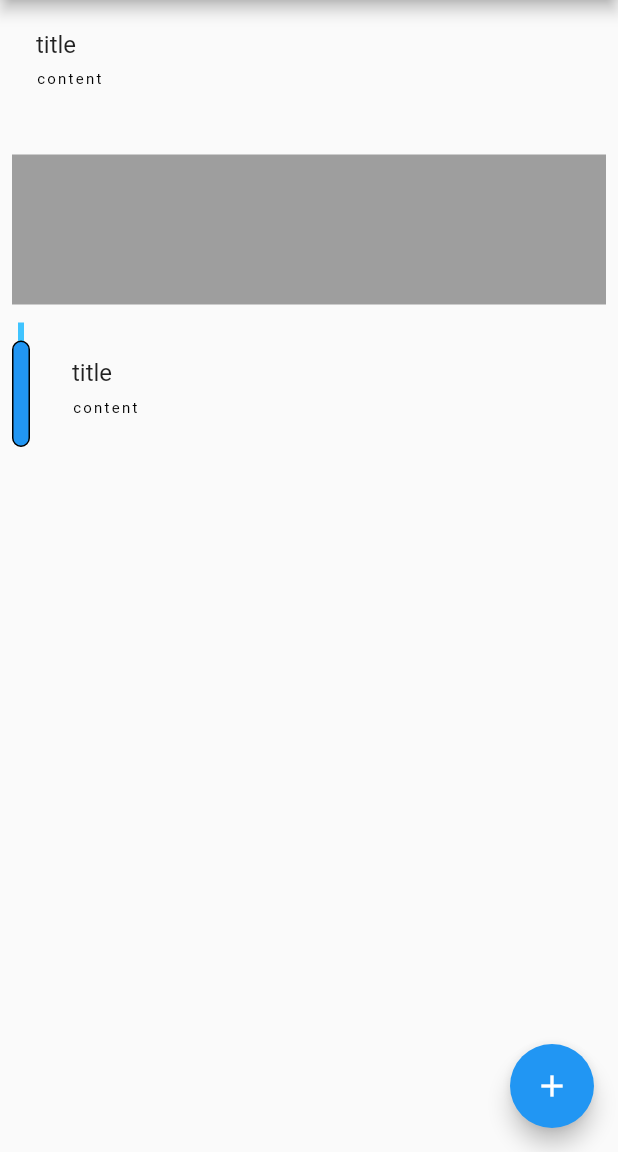
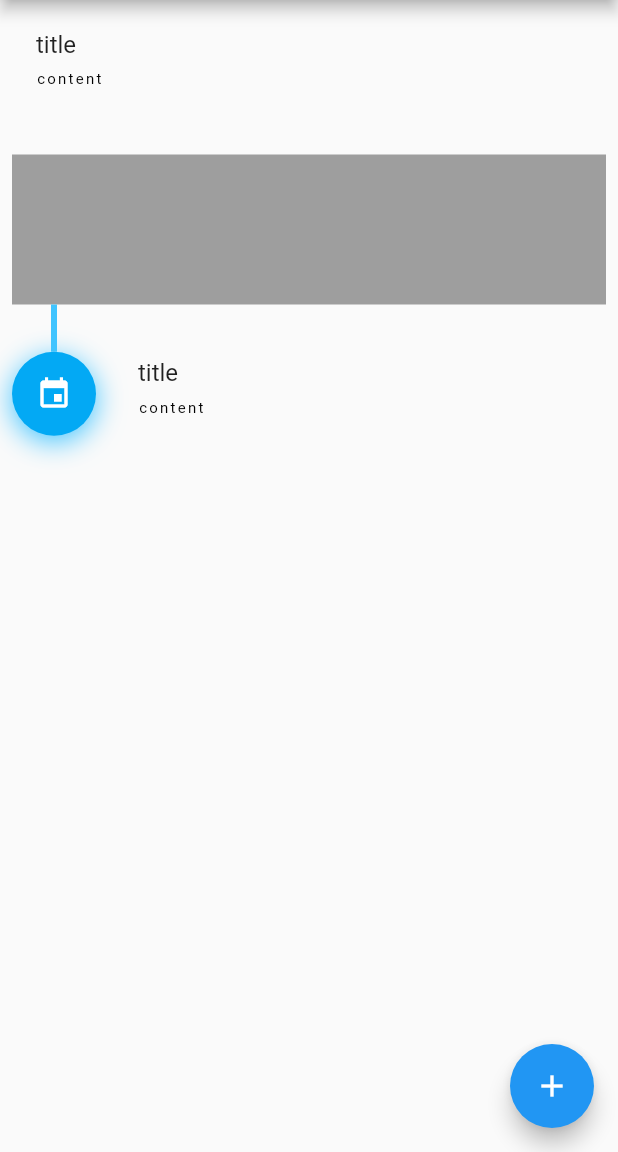
Before and after one commit to gridaco/flutter-timeline, a Flutter app: the screen it shows after launch, after a tap on the "add" icon, on a phone screen of 412 x 824 dp, the part 84-1236 px from its top. Run offline on Flutter 3.47's test engine with Material 2 defaults, Android fonts, the phone set to English and light mode, and no system bars.

Commit message:
✅ 0.0.3 release

```diff
--- a/example/lib/main.dart
+++ b/example/lib/main.dart
@@ -51,7 +51,7 @@ class _DemoHomePageState extends State<DemoHomePage> {
             title: Text("title"),
             content: Text("content"),
           ),
-          indicator: TimelineDots.of(context).borderDot));
+          indicator: TimelineDots.of(context).circleIcon));
     });
   }
 
@@ -73,6 +73,7 @@ class _DemoHomePageState extends State<DemoHomePage> {
 
   Widget _buildTimeline() {
     return Timeline(
+      indicatorSize: 56,
       indicatorStyle: PaintingStyle.stroke,
       events: events,
     );
--- a/lib/defaults.dart
+++ b/lib/defaults.dart
@@ -21,14 +21,16 @@ class TimelineDots {
 
   Widget get borderDot {
     return Container(
-      width: 12,
-      height: 12,
       decoration: BoxDecoration(
           color: Theme.of(context).accentColor,
           image: null,
           borderRadius: BorderRadius.all(Radius.circular(16)),
           border: Border.all()),
     );
+  }
+
+  Widget get icon {
+    return Icon(Icons.event);
   }
 
   Widget get section {
@@ -40,6 +42,28 @@ class TimelineDots {
         image: null,
         shape: BoxShape.circle,
       ),
+    );
+  }
+
+  Widget get circleIcon {
+    return Container(
+      width: 24,
+      height: 24,
+      child: Icon(
+        Icons.event,
+        color: Colors.white,
+      ),
+      decoration: BoxDecoration(
+          color: Colors.lightBlue,
+          borderRadius: BorderRadius.all(
+            Radius.circular(64),
+          ),
+          boxShadow: [
+            BoxShadow(
+                color: Colors.lightBlueAccent,
+                blurRadius: 16,
+                offset: Offset(0, 4))
+          ]),
     );
   }
 
--- a/lib/timeline.dart
+++ b/lib/timeline.dart
@@ -8,22 +8,24 @@ class Timeline extends StatelessWidget {
   const Timeline({
     @required this.events,
     this.isLeftAligned = true,
-    this.itemGap = 24.0,
-    this.gutterSpacing = 12.0,
     this.padding = const EdgeInsets.all(8),
     this.controller,
-    this.lineColor = Colors.lightBlueAccent,
     this.physics,
     this.shrinkWrap = true,
     this.primary = false,
     this.reverse = false,
+    this.indicatorStyle = PaintingStyle.fill,
+    this.gutterSpacing = 12.0,
+    this.itemGap = 24.0,
+    this.lineGap = 0.0,
     this.indicatorSize = 12.0,
-    this.lineGap = 0.0,
+    this.strokeWidth = 4.0,
+    this.strokeCap = StrokeCap.butt,
     this.indicatorColor = Colors.blue,
-    this.indicatorStyle = PaintingStyle.fill,
-    this.strokeCap = StrokeCap.butt,
-    this.strokeWidth = 4.0,
+    this.lineColor = Colors.lightBlueAccent,
     this.style = PaintingStyle.stroke,
+    // item gap will be ignored when custom separatorBuilder is provided
+    this.separatorBuilder,
   })  : itemCount = events.length,
         assert(itemGap >= 0),
         assert(lineGap >= 0);
@@ -48,6 +50,7 @@ class Timeline extends StatelessWidget {
   final StrokeCap strokeCap;
   final double strokeWidth;
   final PaintingStyle style;
+  final IndexedWidgetBuilder separatorBuilder;
 
   @override
   Widget build(BuildContext context) {
@@ -55,7 +58,8 @@ class Timeline extends StatelessWidget {
 
     return ListView.separated(
       padding: padding,
-      separatorBuilder: (_, __) => SizedBox(height: itemGap),
+      separatorBuilder:
+          separatorBuilder ?? (_, __) => SizedBox(height: itemGap),
       physics: physics,
       shrinkWrap: shrinkWrap,
       itemCount: itemCount,
@@ -93,13 +97,14 @@ class Timeline extends StatelessWidget {
   }
 
   Widget _buildIndicator({bool isFirst, bool isLast, Widget child}) {
-    return CustomPaint(
-      painter: _TimelinePainter(
+    //    return
+    var line = CustomPaint(
+      painter: _LineIndicatorPainter(
         hideDefaultIndicator: child != null,
         lineColor: lineColor,
-        indicatorColor: indicatorColor,
+//        indicatorColor: indicatorColor,
         indicatorSize: indicatorSize,
-        indicatorStyle: indicatorStyle,
+//        indicatorStyle: indicatorStyle,
         isFirst: isFirst,
         isLast: isLast,
         lineGap: lineGap,
@@ -108,20 +113,27 @@ class Timeline extends StatelessWidget {
         style: style,
         itemGap: itemGap,
       ),
-      child: SizedBox(
-        height: double.infinity,
-        width: indicatorSize,
-        child: child,
-      ),
+//      size: const Size(double.infinity, double.infinity),
+      child: SizedBox(height: double.infinity, width: indicatorSize),
+    );
+    return Stack(
+      children: [
+        line,
+        Align(
+          child: SizedBox(
+            width: indicatorSize,
+            height: indicatorSize,
+            child: child,
+          ),
+        )
+      ],
     );
   }
 }
 
-class _TimelinePainter extends CustomPainter {
-  _TimelinePainter({
+class _LineIndicatorPainter extends CustomPainter {
+  _LineIndicatorPainter({
     @required this.hideDefaultIndicator,
-    @required this.indicatorColor,
-    @required this.indicatorStyle,
     @required this.indicatorSize,
     @required this.lineGap,
     @required this.strokeCap,
@@ -131,18 +143,13 @@ class _TimelinePainter extends CustomPainter {
     @required this.isFirst,
     @required this.isLast,
     @required this.itemGap,
-  })  : linePaint = Paint()
+  }) : linePaint = Paint()
           ..color = lineColor
           ..strokeCap = strokeCap
           ..strokeWidth = strokeWidth
-          ..style = style,
-        circlePaint = Paint()
-          ..color = indicatorColor
-          ..style = indicatorStyle;
+          ..style = style;
 
   final bool hideDefaultIndicator;
-  final Color indicatorColor;
-  final PaintingStyle indicatorStyle;
   final double indicatorSize;
   final double lineGap;
   final StrokeCap strokeCap;
@@ -150,7 +157,6 @@ class _TimelinePainter extends CustomPainter {
   final PaintingStyle style;
   final Color lineColor;
   final Paint linePaint;
-  final Paint circlePaint;
   final bool isFirst;
   final bool isLast;
   final double itemGap;
@@ -161,7 +167,7 @@ class _TimelinePainter extends CustomPainter {
     final halfItemGap = itemGap / 2;
     final indicatorMargin = indicatorRadius + lineGap;
 
-    final top = size.topLeft(Offset(indicatorRadius, 0.0 - halfItemGap));
+    final top = size.topLeft(Offset(indicatorRadius, 0.0 - itemGap));
     final centerTop = size.centerLeft(
       Offset(indicatorRadius, -indicatorMargin),
     );
@@ -173,15 +179,10 @@ class _TimelinePainter extends CustomPainter {
 
     if (!isFirst) canvas.drawLine(top, centerTop, linePaint);
     if (!isLast) canvas.drawLine(centerBottom, bottom, linePaint);
-
-    if (!hideDefaultIndicator) {
-      final Offset offsetCenter = size.centerLeft(Offset(indicatorRadius, 0));
-      canvas.drawCircle(offsetCenter, indicatorRadius, circlePaint);
-    }
   }
 
   @override
   bool shouldRepaint(CustomPainter oldDelegate) {
-    return false;
+    return true;
   }
 }
--- a/pubspec.yaml
+++ b/pubspec.yaml
@@ -1,6 +1,6 @@
 name: flutter_timeline
 description: a fully customizable & general timeline widget, based on real-world application references
-version: 0.0.2
+version: 0.0.3
 author: (softmarshmallow) woojoo@softmarshmallow.com
 homepage: https://github.com/softmarshmallow/flutter-timeline
 
```
Also changed, not shown: 1 other file.
